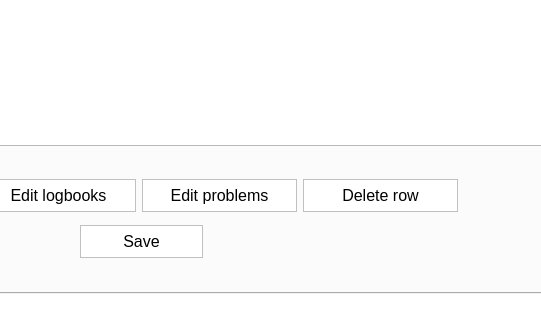
Qt form DiscoBoard.ui (highrepute/LEDBoard) before a commit; both pictures show x 504 to 1045 and y 628 to 948 of the 1267 by 948 pixel window.
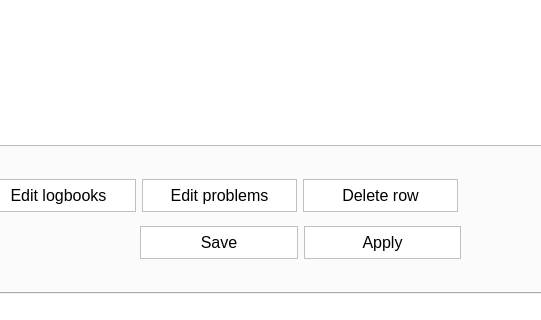
The same form after that commit. The open tabs and pages were chosen to show the change.

Commit message: Added Apply button to database edit tab - changed messages when editing

Diff of the .ui file:
```diff
--- a/DiscoBoard.ui
+++ b/DiscoBoard.ui
@@ -2643,15 +2643,18 @@
          </item>
         </layout>
        </widget>
-       <widget class="QPushButton" name="pbEditSave">
+       <widget class="QWidget" name="">
         <property name="geometry">
          <rect>
-          <x>460</x>
+          <x>520</x>
           <y>610</y>
-          <width>123</width>
-          <height>33</height>
+          <width>321</width>
+          <height>35</height>
          </rect>
         </property>
+        <layout class="QHBoxLayout" name="horizontalLayout_7">
+         <item>
+          <widget class="QPushButton" name="pbEditSave">
         <property name="minimumSize">
          <size>
           <width>33</width>
@@ -2669,6 +2672,30 @@
         <property name="text">
          <string>Save</string>
         </property>
+          </widget>
+         </item>
+         <item>
+          <widget class="QPushButton" name="pbReset_4">
+           <property name="minimumSize">
+            <size>
+             <width>33</width>
+             <height>33</height>
+            </size>
+           </property>
+           <property name="font">
+            <font>
+             <pointsize>12</pointsize>
+            </font>
+           </property>
+           <property name="toolTip">
+            <string>Reset the board to load the new .brd file</string>
+           </property>
+           <property name="text">
+            <string>Apply</string>
+           </property>
+          </widget>
+         </item>
+        </layout>
        </widget>
       </widget>
      </widget>
```
Left out of the diff: 2 changed lines with no effect on the pictures. Lines whose indentation alone changed are shown as unchanged. The commit also changes 1 other file.
